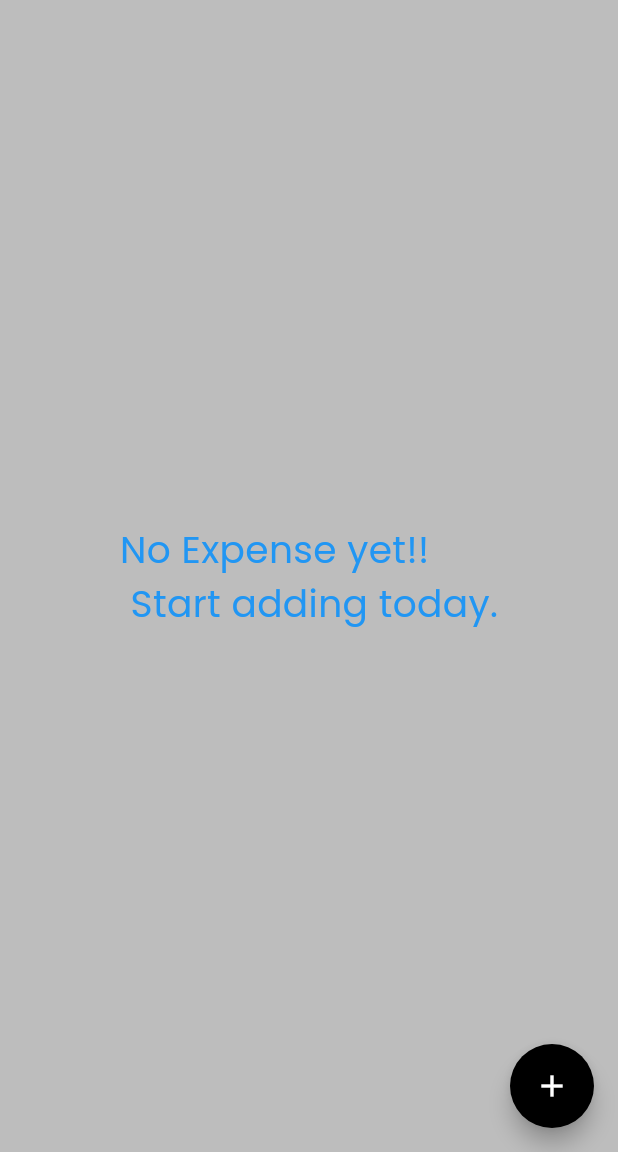
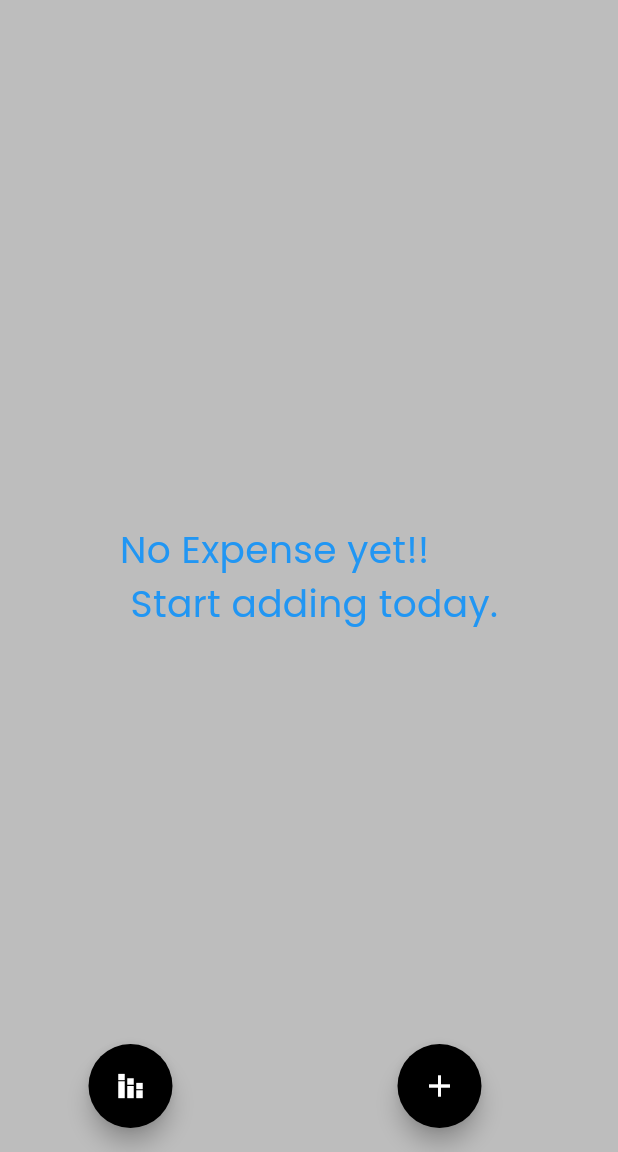
Before and after one commit to raunak2909/expense_173_16_12_2023, a Flutter app: the screen it shows after launch, on a phone screen of 412 x 824 dp, the part 84-1236 px from its top. Run offline on Flutter 3.47's test engine with Material 3 defaults, Android fonts, the phone set to English and light mode, and no system bars; our stand-ins replace animated_text_kit, bloc, flutter_bloc, google_fonts, shared_preferences, sqflite; missing offline and left inert: d_chart; accounts and stored records are empty.

Commit message:
Cat wise filter and added graph dChart

```diff
--- a/lib/Model/expense_model.dart
+++ b/lib/Model/expense_model.dart
@@ -18,6 +18,17 @@ class MonthWiseExpenseModel {
 
   MonthWiseExpenseModel({
     required this.month,
+    required this.totalAmt,
+    required this.allTransactions});
+}
+
+class CatWiseExpenseModel{
+  String catName;
+  String totalAmt;
+  List<ExpenseModel> allTransactions;
+
+  CatWiseExpenseModel({
+    required this.catName,
     required this.totalAmt,
     required this.allTransactions});
 }
--- a/lib/Screens/add_expense_screen.dart
+++ b/lib/Screens/add_expense_screen.dart
@@ -148,6 +148,8 @@ class _AddExpenseState extends State<AddExpenseScreen> {
                                     onTap: () {
                                       setState(() {
                                         selectedCatIndex = index;
+                                        //eachCat.catId;
+                                        //select id instead
                                       });
                                       Navigator.pop(context);
                                     },
--- a/lib/Screens/home_screen.dart
+++ b/lib/Screens/home_screen.dart
@@ -4,6 +4,7 @@ import 'package:intl/intl.dart';
 import 'package:shared_preferences/shared_preferences.dart';
 import 'package:wscube_expense_app/Screens/add_expense_screen.dart';
 import 'package:wscube_expense_app/Screens/login_screen.dart';
+import 'package:wscube_expense_app/Screens/stats_page.dart';
 import 'package:wscube_expense_app/date_utils.dart';
 import 'package:wscube_expense_app/exp_bloc/expense_bloc.dart';
 import 'package:wscube_expense_app/provider/theme_provider.dart';
@@ -24,6 +25,8 @@ class _HomeScreenState extends State<HomeScreen> {
   double mHeight = 0.0;
   MediaQueryData? mq;
   num lastBalance = 0.0;
+
+  List<ExpenseModel> allExpenses = [];
 
   @override
   void initState() {
@@ -93,6 +96,7 @@ class _HomeScreenState extends State<HomeScreen> {
           }
 
           if (state is ExpenseLoadedState) {
+            allExpenses = state.mData;
             if (state.mData.isNotEmpty) {
               updateBalance(state.mData);
               var dateWiseExpenses = filterDayWiseExpenses(state.mData);
@@ -113,7 +117,25 @@ class _HomeScreenState extends State<HomeScreen> {
           return Container();
         },
       ),
-      floatingActionButton: FloatingActionButton(
+      floatingActionButton: Row(
+        mainAxisAlignment: MainAxisAlignment.spaceAround,
+        children: [
+          FloatingActionButton(
+            shape: RoundedRectangleBorder(borderRadius: BorderRadius.circular(100)),
+            backgroundColor: isDark ? Colors.white : Colors.black,
+            child: Icon(
+              Icons.stacked_bar_chart,
+              color: isDark ? Colors.black : Colors.white,
+            ),
+            onPressed: () {
+              Navigator.push(
+                  context,
+                  MaterialPageRoute(
+                    builder: (context) => StatsPage(mData: allExpenses),
+                  ));
+            },
+          ),
+          FloatingActionButton(
             shape: RoundedRectangleBorder(borderRadius: BorderRadius.circular(100)),
             backgroundColor: isDark ? Colors.white : Colors.black,
             child: Icon(
@@ -127,6 +149,8 @@ class _HomeScreenState extends State<HomeScreen> {
                     builder: (context) => AddExpenseScreen(balance: lastBalance),
                   ));
             },
+          ),
+        ],
       ),
     );
   }
--- a/pubspec.yaml
+++ b/pubspec.yaml
@@ -35,7 +35,7 @@ dependencies:
   # The following adds the Cupertino Icons font to your application.
   # Use with the CupertinoIcons class for iOS style icons.
   cupertino_icons: ^1.0.2
-  intl: ^0.19.0
+  intl: ^0.17.0
   shared_preferences: ^2.2.2
   sqflite: ^2.3.0
   path: ^1.8.3
@@ -44,6 +44,7 @@ dependencies:
   google_fonts: ^6.1.0
   flutter_bloc: ^8.1.3
   provider: ^6.1.1
+  d_chart: ^2.6.3
 
 dev_dependencies:
   flutter_test:
```
Also changed, not shown: lib/Screens/stats_page.dart (added, +153 -0 lines), pubspec.lock. Lines whose indentation alone changed are shown as unchanged.
